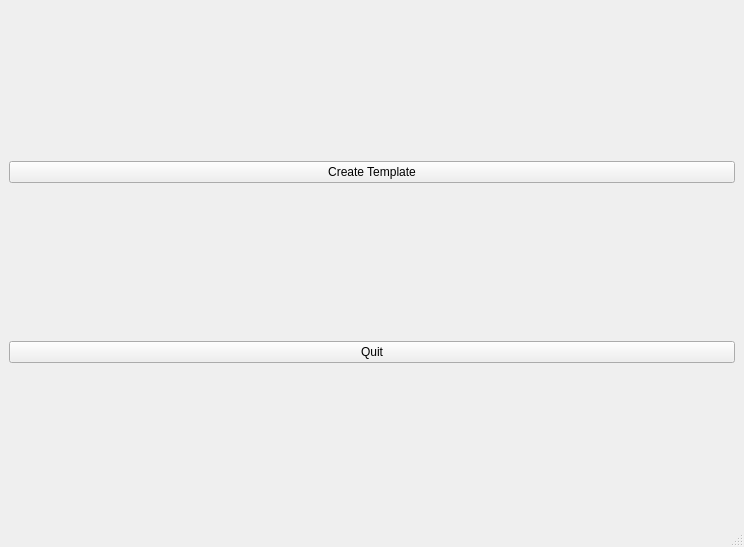
The window that mainWindow.ui (PhilCuster/Dungeon_Journal) describes before a commit, drawn with Qt 5.
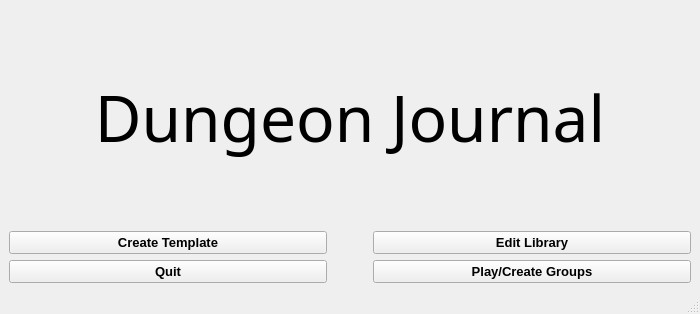
The same window after the commit.

Commit message: * added exe * added edit library window * Main Menu looks better

Patch:
```diff
--- a/mainWindow.ui
+++ b/mainWindow.ui
@@ -6,8 +6,8 @@
    <rect>
     <x>0</x>
     <y>0</y>
-    <width>744</width>
-    <height>547</height>
+    <width>700</width>
+    <height>314</height>
    </rect>
   </property>
   <property name="windowTitle">
@@ -16,18 +16,118 @@
   <widget class="QWidget" name="centralwidget">
    <layout class="QVBoxLayout" name="verticalLayout">
     <item>
-     <widget class="QPushButton" name="createTemplateButton">
+     <widget class="QLabel" name="label">
+      <property name="font">
+       <font>
+        <family>Old English Text MT</family>
+        <pointsize>48</pointsize>
+       </font>
+      </property>
       <property name="text">
-       <string>Create Template</string>
+       <string>Dungeon Journal</string>
+      </property>
+      <property name="alignment">
+       <set>Qt::AlignCenter</set>
       </property>
      </widget>
     </item>
     <item>
-     <widget class="QPushButton" name="quitButton">
-      <property name="text">
-       <string>Quit</string>
-      </property>
-     </widget>
+     <layout class="QGridLayout" name="gridLayout">
+      <item row="1" column="0">
+       <widget class="QPushButton" name="createTemplateButton">
+        <property name="font">
+         <font>
+          <pointsize>10</pointsize>
+          <weight>75</weight>
+          <bold>true</bold>
+         </font>
+        </property>
+        <property name="text">
+         <string>Create Template</string>
+        </property>
+       </widget>
+      </item>
+      <item row="2" column="0">
+       <widget class="QPushButton" name="quitButton">
+        <property name="font">
+         <font>
+          <pointsize>10</pointsize>
+          <weight>75</weight>
+          <bold>true</bold>
+         </font>
+        </property>
+        <property name="text">
+         <string>Quit</string>
+        </property>
+       </widget>
+      </item>
+      <item row="1" column="2">
+       <widget class="QPushButton" name="editLibraryButton">
+        <property name="sizePolicy">
+         <sizepolicy hsizetype="Minimum" vsizetype="Fixed">
+          <horstretch>0</horstretch>
+          <verstretch>0</verstretch>
+         </sizepolicy>
+        </property>
+        <property name="font">
+         <font>
+          <pointsize>10</pointsize>
+          <weight>75</weight>
+          <bold>true</bold>
+         </font>
+        </property>
+        <property name="text">
+         <string>Edit Library</string>
+        </property>
+       </widget>
+      </item>
+      <item row="2" column="2">
+       <widget class="QPushButton" name="pushButton_2">
+        <property name="font">
+         <font>
+          <pointsize>10</pointsize>
+          <weight>75</weight>
+          <bold>true</bold>
+         </font>
+        </property>
+        <property name="text">
+         <string>Play/Create Groups</string>
+        </property>
+       </widget>
+      </item>
+      <item row="1" column="1">
+       <spacer name="horizontalSpacer">
+        <property name="orientation">
+         <enum>Qt::Horizontal</enum>
+        </property>
+        <property name="sizeType">
+         <enum>QSizePolicy::Preferred</enum>
+        </property>
+        <property name="sizeHint" stdset="0">
+         <size>
+          <width>40</width>
+          <height>20</height>
+         </size>
+        </property>
+       </spacer>
+      </item>
+      <item row="2" column="1">
+       <spacer name="horizontalSpacer_2">
+        <property name="orientation">
+         <enum>Qt::Horizontal</enum>
+        </property>
+        <property name="sizeType">
+         <enum>QSizePolicy::Preferred</enum>
+        </property>
+        <property name="sizeHint" stdset="0">
+         <size>
+          <width>40</width>
+          <height>20</height>
+         </size>
+        </property>
+       </spacer>
+      </item>
+     </layout>
     </item>
    </layout>
   </widget>
```
Left out of the diff: 4 changed lines with no effect on the pictures. The commit also changes 15 other files.
